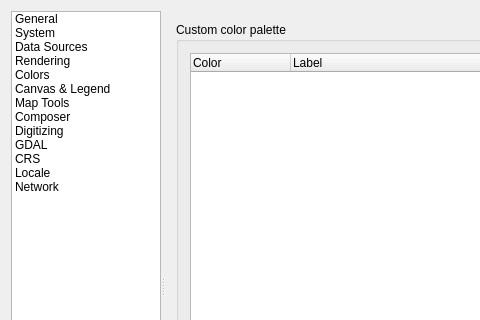
The window that src/ui/qgsoptionsbase.ui (qgis/QGIS) describes before a commit, drawn with Qt 5; both pictures show x 0 to 480 and y 0 to 320 of the 800 by 600 pixel window.
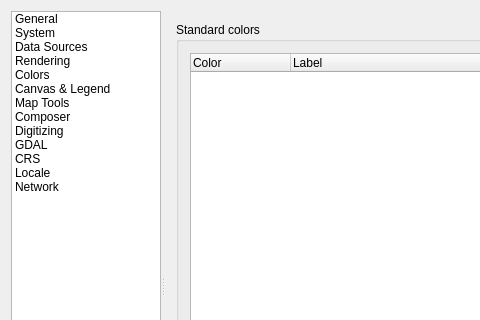
The same window after the commit. The open tabs and pages were chosen to show the change. Icons and pictures are not drawn. Custom widgets are drawn as their Qt base class.

Commit message: Rename custom colors to standard colors

The edit to the form file:
```diff
--- a/src/ui/qgsoptionsbase.ui
+++ b/src/ui/qgsoptionsbase.ui
@@ -2278,7 +2278,7 @@
                <item>
                 <widget class="QgsCollapsibleGroupBox" name="groupBox_7">
                  <property name="title">
-                  <string>Custom color palette</string>
+                  <string>Standard colors</string>
                  </property>
                  <layout class="QGridLayout" name="gridLayout_12">
                   <item row="2" column="1">
```
Left out of the diff: 4 changed lines with no effect on the pictures. The commit also changes 1 other file.
